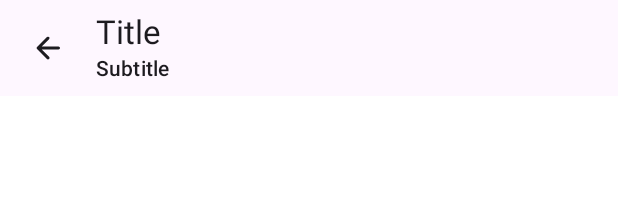
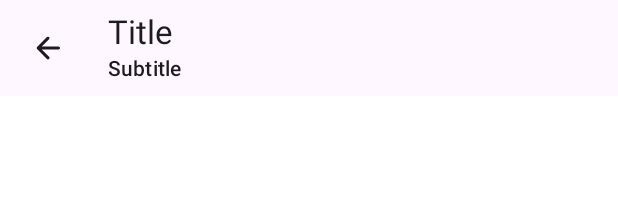
Before and after one commit to naqibrafiqi/pustaka, an Android app built with Jetpack Compose: the @Preview function TopBarPreview, on a phone screen of 412 x 824 dp. Shown: the top 209 px of the screen. Run offline under Robolectric (Android 15) with nearby library versions, the phone set to English and light mode, and no system bars.

Commit message:
fix: Instead of parent route, extend NavKey for each of the main routes

```diff
--- a/app/src/main/java/my/naqibrafiqi/pustaka/PustakaApp.kt
+++ b/app/src/main/java/my/naqibrafiqi/pustaka/PustakaApp.kt
@@ -4,14 +4,14 @@ import androidx.compose.foundation.layout.statusBarsPadding
 import androidx.compose.runtime.Composable
 import androidx.compose.ui.Modifier
 import androidx.navigation3.runtime.entryProvider
+import androidx.navigation3.runtime.rememberNavBackStack
 import androidx.navigation3.ui.NavDisplay
 import my.naqibrafiqi.pustaka.ui.feature.library.api.LibraryRoute
 import my.naqibrafiqi.pustaka.ui.feature.library.impl.libraryEntryBuilder
-import my.naqibrafiqi.pustaka.util.navigation.rememberPustakaNavBackStack
 
 @Composable
 fun PustakaApp() {
-    val backStack = rememberPustakaNavBackStack(LibraryRoute)
+    val backStack = rememberNavBackStack(LibraryRoute)
 
     NavDisplay(
         backStack = backStack,
--- a/app/src/main/java/my/naqibrafiqi/pustaka/ui/components/TopBar.kt
+++ b/app/src/main/java/my/naqibrafiqi/pustaka/ui/components/TopBar.kt
@@ -46,7 +46,6 @@ fun TopBar(
         ) {
             Row(
                 modifier = Modifier.weight(1f),
-                horizontalArrangement = Arrangement.spacedBy(8.dp),
                 verticalAlignment = Alignment.CenterVertically
             ) {
                 if (onNavigateBack != null) {
@@ -58,7 +57,11 @@ fun TopBar(
                     }
                 }
 
-                Column(modifier = Modifier.weight(1f)) {
+                Column(
+                    modifier = Modifier
+                        .weight(1f)
+                        .padding(start = 16.dp)
+                ) {
                     Text(
                         text = title,
                         style = MaterialTheme.typography.titleLarge
--- a/app/src/main/java/my/naqibrafiqi/pustaka/ui/feature/library/api/LibraryRoutes.kt
+++ b/app/src/main/java/my/naqibrafiqi/pustaka/ui/feature/library/api/LibraryRoutes.kt
@@ -1,10 +1,8 @@
 package my.naqibrafiqi.pustaka.ui.feature.library.api
 
+import androidx.navigation3.runtime.NavKey
 import kotlinx.serialization.Serializable
-import kotlinx.serialization.modules.SerializersModule
-import kotlinx.serialization.modules.polymorphic
-import kotlinx.serialization.modules.subclass
 import my.naqibrafiqi.pustaka.PustakaRoute
 
 @Serializable
-data object LibraryRoute : PustakaRoute
+data object LibraryRoute : NavKey
--- a/app/src/main/java/my/naqibrafiqi/pustaka/ui/feature/library/impl/LibraryNavEntries.kt
+++ b/app/src/main/java/my/naqibrafiqi/pustaka/ui/feature/library/impl/LibraryNavEntries.kt
@@ -1,11 +1,11 @@
 package my.naqibrafiqi.pustaka.ui.feature.library.impl
 
 import androidx.navigation3.runtime.EntryProviderScope
-import my.naqibrafiqi.pustaka.PustakaRoute
+import androidx.navigation3.runtime.NavKey
 import my.naqibrafiqi.pustaka.ui.feature.library.api.LibraryRoute
 import my.naqibrafiqi.pustaka.ui.feature.library.screen.LibraryScreen
 
-fun EntryProviderScope<PustakaRoute>.libraryEntryBuilder() {
+fun EntryProviderScope<NavKey>.libraryEntryBuilder() {
     entry<LibraryRoute> {
         LibraryScreen()
     }
--- a/app/src/main/java/my/naqibrafiqi/pustaka/ui/feature/library/screen/LibraryScreen.kt
+++ b/app/src/main/java/my/naqibrafiqi/pustaka/ui/feature/library/screen/LibraryScreen.kt
@@ -65,7 +65,6 @@ private fun LibraryScreenContent(
         topBar = {
             TopBar(
                 title = "Library",
-                onNavigateBack = { /* TODO: ??? */ },
                 actionButtons = {
                     TopBarActionButton(
                         onClick = { /* TODO: ??? */ },
@@ -92,7 +91,6 @@ private fun LibraryScreenContent(
                     modifier = Modifier
                         .background(color = MaterialTheme.colorScheme.background)
                         .padding(
-                            start = 16.dp,
                             top = 8.dp,
                             bottom = 16.dp
                         )
@@ -218,6 +216,8 @@ private fun FilterChipsScrollableRow(
             .horizontalScroll(rememberScrollState()),
         horizontalArrangement = Arrangement.spacedBy(16.dp)
     ) {
+        Spacer(modifier = Modifier)
+
         SelectChip(
             selected = true,
             onClick = { /* TODO: ??? */ },
@@ -236,7 +236,7 @@ private fun FilterChipsScrollableRow(
             label = "Unread (1)"
         )
 
-        Spacer(modifier = Modifier.width(16.dp))
+        Spacer(modifier = Modifier)
     }
 }
 
```
Also changed, not shown: app/src/main/java/my/naqibrafiqi/pustaka/MainActivity.kt (+0 -8 lines), app/src/main/java/my/naqibrafiqi/pustaka/PustakaRoutes.kt (+13 -13 lines), app/src/main/java/my/naqibrafiqi/pustaka/util/navigation/NavBackStack.kt (deleted, +0 -14 lines).
